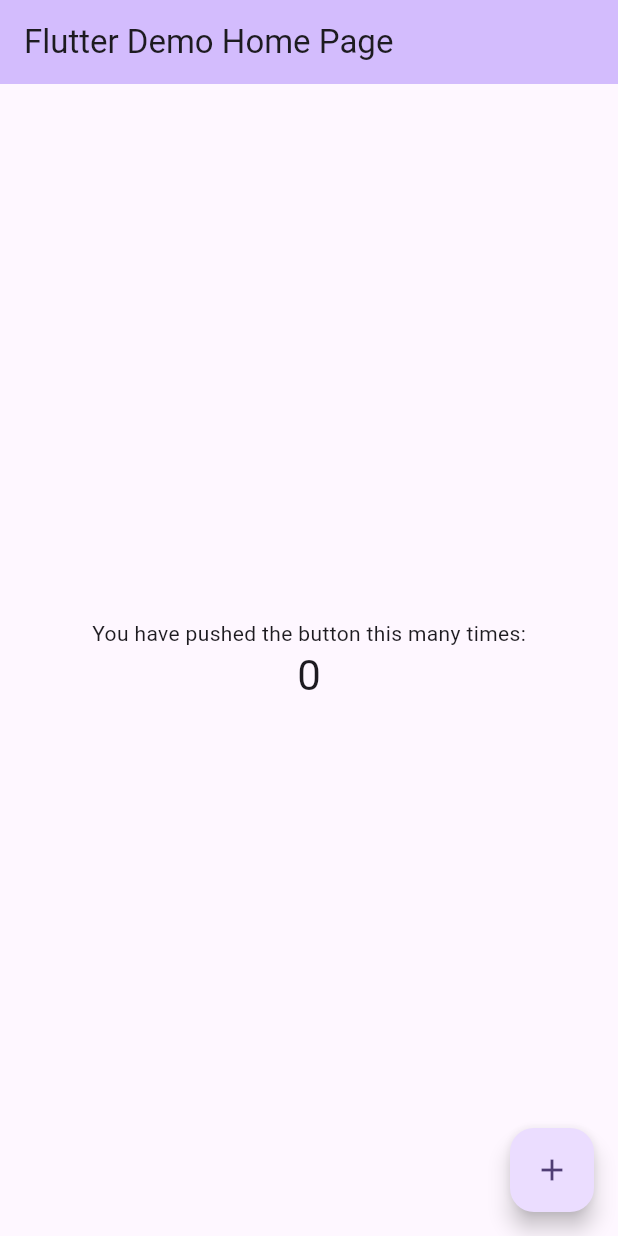
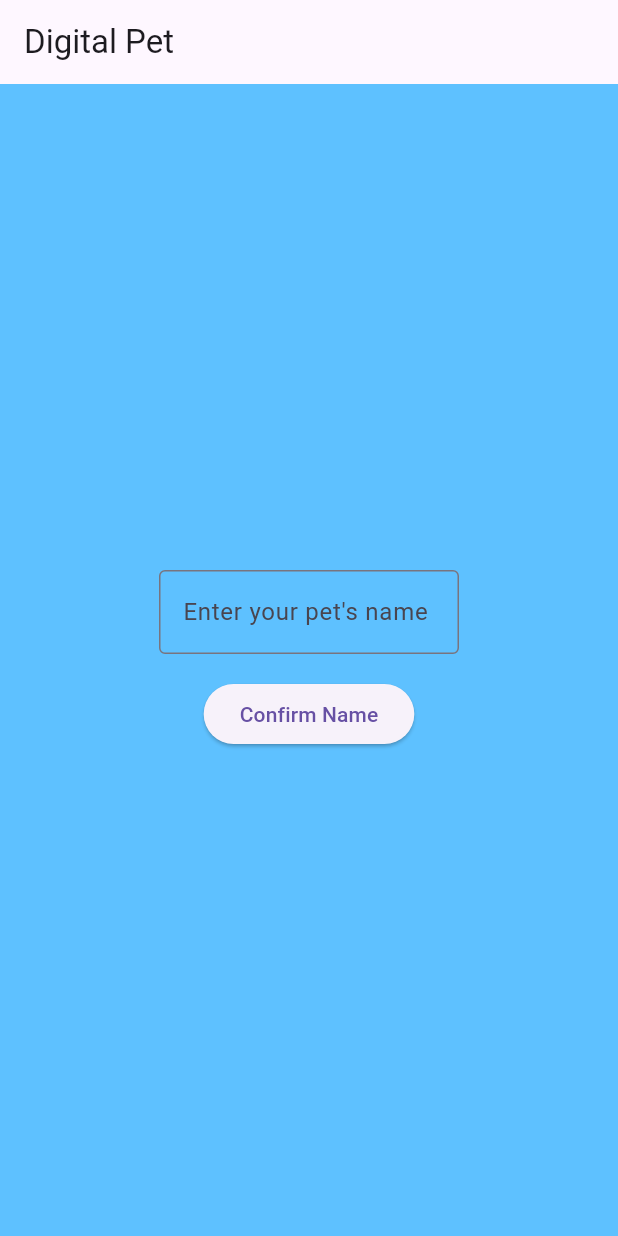
Before and after one commit to pjasmat/act5, a Flutter app: the screen it shows after launch, on a phone screen of 412 x 824 dp. Run offline on Flutter 3.47's test engine with Material 3 defaults, Android fonts, the phone set to English and light mode, and no system bars.

Commit message:
complate main

```diff
--- a/lib/main.dart
+++ b/lib/main.dart
@@ -1,122 +1,324 @@
 import 'package:flutter/material.dart';
+import 'dart:async';
 
 void main() {
-  runApp(const MyApp());
+  runApp(MaterialApp(
+    home: DigitalPetApp(),
+  ));
 }
 
-class MyApp extends StatelessWidget {
-  const MyApp({super.key});
-
-  // This widget is the root of your application.
+class DigitalPetApp extends StatefulWidget {
   @override
-  Widget build(BuildContext context) {
-    return MaterialApp(
-      title: 'Flutter Demo',
-      theme: ThemeData(
-        // This is the theme of your application.
-        //
-        // TRY THIS: Try running your application with "flutter run". You'll see
-        // the application has a purple toolbar. Then, without quitting the app,
-        // try changing the seedColor in the colorScheme below to Colors.green
-        // and then invoke "hot reload" (save your changes or press the "hot
-        // reload" button in a Flutter-supported IDE, or press "r" if you used
-        // the command line to start the app).
-        //
-        // Notice that the counter didn't reset back to zero; the application
-        // state is not lost during the reload. To reset the state, use hot
-        // restart instead.
-        //
-        // This works for code too, not just values: Most code changes can be
-        // tested with just a hot reload.
-        colorScheme: ColorScheme.fromSeed(seedColor: Colors.deepPurple),
-      ),
-      home: const MyHomePage(title: 'Flutter Demo Home Page'),
-    );
-  }
+  _DigitalPetAppState createState() => _DigitalPetAppState();
 }
 
-class MyHomePage extends StatefulWidget {
-  const MyHomePage({super.key, required this.title});
+class _DigitalPetAppState extends State<DigitalPetApp> {
+  final TextEditingController _nameController = TextEditingController();
 
-  // This widget is the home page of your application. It is stateful, meaning
-  // that it has a State object (defined below) that contains fields that affect
-  // how it looks.
+  String petName = "";
+  int happinessLevel = 50;
+  int hungerLevel = 50;
+  String petMood = "Neutral 😐";
 
-  // This class is the configuration for the state. It holds the values (in this
-  // case the title) provided by the parent (in this case the App widget) and
-  // used by the build method of the State. Fields in a Widget subclass are
-  // always marked "final".
 
-  final String title;
+  Timer? _timer;
+  Timer? _winTimer;
+  int _happinessStreakSeconds = 0;
+  static const int _winThresholdSeconds = 180;
+  static const int _happinessWinThreshold = 80;
 
+  bool _isWinner = false;
+  bool _isGameOver = false;
+  int _energyLevel = 50;
   @override
-  State<MyHomePage> createState() => _MyHomePageState();
-}
-
-class _MyHomePageState extends State<MyHomePage> {
-  int _counter = 0;
-
-  void _incrementCounter() {
-    setState(() {
-      // This call to setState tells the Flutter framework that something has
-      // changed in this State, which causes it to rerun the build method below
-      // so that the display can reflect the updated values. If we changed
-      // _counter without calling setState(), then the build method would not be
-      // called again, and so nothing would appear to happen.
-      _counter++;
+  void initState() {
+    super.initState();
+    _timer = Timer.periodic(const Duration(seconds: 30), (timer) {
+      _updateHunger();
+    });
+    _winTimer = Timer.periodic(const Duration(seconds: 1), (timer) {
+      if (_isWinner || _isGameOver) return;
+      if (happinessLevel > _happinessWinThreshold) {
+        _happinessStreakSeconds += 1;
+        if (_happinessStreakSeconds >= _winThresholdSeconds) {
+          _onWin();
+        }
+      } else {
+        _happinessStreakSeconds = 0;
+      }
+      _checkLossCondition();
     });
   }
 
   @override
+  void dispose() {
+    _timer?.cancel();
+    _winTimer?.cancel();
+    _nameController.dispose();
+    super.dispose();
+  }
+
+
+
+  void _playWithPet() {
+    setState(() {
+      if (_isWinner || _isGameOver) return;
+      happinessLevel += 10;
+      if (happinessLevel > 100) happinessLevel = 100;
+      _energyLevel -= 10;
+      if (_energyLevel < 0) _energyLevel = 0;
+      _updateHunger();
+    });
+    _checkWinLoss();
+  }
+
+  void _feedPet() {
+    setState(() {
+      if (_isWinner || _isGameOver) return;
+      hungerLevel -= 10;
+      if (hungerLevel < 0) hungerLevel = 0;
+      _energyLevel += 5;
+      if (_energyLevel > 100) _energyLevel = 100;
+      _updateHappiness();
+    });
+    _checkWinLoss();
+  }
+
+  void _updateHappiness() {
+    if (_isWinner || _isGameOver) return;
+    if (hungerLevel < 30) {
+      happinessLevel -= 20;
+    } else {
+      happinessLevel += 10;
+    }
+    if (happinessLevel > 100) happinessLevel = 100;
+    if (happinessLevel < 0) happinessLevel = 0;
+  }
+
+  void _updateHunger() {
+    setState(() {
+      if (_isWinner || _isGameOver) return;
+      hungerLevel += 5;
+      if (hungerLevel > 100) {
+        hungerLevel = 100;
+        happinessLevel -= 20;
+      }
+      _energyLevel -= 5;
+      if (_energyLevel < 0) _energyLevel = 0;
+      if (happinessLevel < 0) happinessLevel = 0;
+    });
+    _checkWinLoss();
+  }
+
+  void _checkWinLoss() {
+    if (_isWinner || _isGameOver) return;
+    if (_happinessStreakSeconds >= _winThresholdSeconds && happinessLevel > _happinessWinThreshold) {
+      _onWin();
+      return;
+    }
+    _checkLossCondition();
+  }
+
+  void _checkLossCondition() {
+    if (_isWinner || _isGameOver) return;
+    if (hungerLevel >= 100 && happinessLevel <= 10) {
+      _onGameOver();
+    }
+  }
+
+  void _onWin() {
+    _isWinner = true;
+    _timer?.cancel();
+    _winTimer?.cancel();
+    showDialog(
+      context: context,
+      barrierDismissible: false,
+      builder: (context) => AlertDialog(
+        title: const Text('You Win!'),
+        content: const Text('Your pet stayed happy for 3 minutes!'),
+        actions: [
+          TextButton(
+            onPressed: () {
+              Navigator.of(context).pop();
+            },
+            child: const Text('OK'),
+          ),
+        ],
+      ),
+    );
+    setState(() {});
+  }
+
+  void _onGameOver() {
+    _isGameOver = true;
+    _timer?.cancel();
+    _winTimer?.cancel();
+    showDialog(
+      context: context,
+      barrierDismissible: false,
+      builder: (context) => AlertDialog(
+        title: const Text('Game Over'),
+        content: const Text('Hunger reached 100 and happiness dropped to 10.'),
+        actions: [
+          TextButton(
+            onPressed: () {
+              Navigator.of(context).pop();
+            },
+            child: const Text('OK'),
+          ),
+        ],
+      ),
+    );
+    setState(() {});
+  }
+
+  void _resetGame() {
+    _timer?.cancel();
+    _winTimer?.cancel();
+    setState(() {
+      _isWinner = false;
+      _isGameOver = false;
+      _happinessStreakSeconds = 0;
+      petName = petName;
+      happinessLevel = 50;
+      hungerLevel = 50;
+      petMood = "Neutral 😐";
+      _energyLevel = 50;
+    });
+    _timer = Timer.periodic(const Duration(seconds: 30), (timer) {
+      _updateHunger();
+    });
+    _winTimer = Timer.periodic(const Duration(seconds: 1), (timer) {
+      if (_isWinner || _isGameOver) return;
+      if (happinessLevel > _happinessWinThreshold) {
+        _happinessStreakSeconds += 1;
+        if (_happinessStreakSeconds >= _winThresholdSeconds) {
+          _onWin();
+        }
+      } else {
+        _happinessStreakSeconds = 0;
+      }
+      _checkLossCondition();
+    });
+  }
+
+  Color moodColor() {
+    if (petName.isEmpty) {
+      return const Color.fromARGB(255, 94, 193, 255);
+    }
+    if (happinessLevel > 70) {
+      petMood = "Happy 😀";
+      return Colors.green;
+    } else if (happinessLevel > 29) {
+      petMood = "Neutral 😐";
+      return Colors.grey;
+    } else {
+      petMood = "Unhappy 😞";
+      return Colors.red;
+    }
+  }
+
+
+  @override
   Widget build(BuildContext context) {
-    // This method is rerun every time setState is called, for instance as done
-    // by the _incrementCounter method above.
-    //
-    // The Flutter framework has been optimized to make rerunning build methods
-    // fast, so that you can just rebuild anything that needs updating rather
-    // than having to individually change instances of widgets.
     return Scaffold(
       appBar: AppBar(
-        // TRY THIS: Try changing the color here to a specific color (to
-        // Colors.amber, perhaps?) and trigger a hot reload to see the AppBar
-        // change color while the other colors stay the same.
-        backgroundColor: Theme.of(context).colorScheme.inversePrimary,
-        // Here we take the value from the MyHomePage object that was created by
-        // the App.build method, and use it to set our appbar title.
-        title: Text(widget.title),
+        title: Text('Digital Pet'),
       ),
+      backgroundColor: moodColor(),
       body: Center(
-        // Center is a layout widget. It takes a single child and positions it
-        // in the middle of the parent.
         child: Column(
-          // Column is also a layout widget. It takes a list of children and
-          // arranges them vertically. By default, it sizes itself to fit its
-          // children horizontally, and tries to be as tall as its parent.
-          //
-          // Column has various properties to control how it sizes itself and
-          // how it positions its children. Here we use mainAxisAlignment to
-          // center the children vertically; the main axis here is the vertical
-          // axis because Columns are vertical (the cross axis would be
-          // horizontal).
-          //
-          // TRY THIS: Invoke "debug painting" (choose the "Toggle Debug Paint"
-          // action in the IDE, or press "p" in the console), to see the
-          // wireframe for each widget.
           mainAxisAlignment: MainAxisAlignment.center,
-          children: <Widget>[
-            const Text('You have pushed the button this many times:'),
-            Text(
-              '$_counter',
-              style: Theme.of(context).textTheme.headlineMedium,
-            ),
+          children:
+          <Widget>[
+            if (petName.isEmpty) ...[
+              SizedBox(
+                width: 200,
+                child:
+                  TextField(
+                    controller: _nameController,
+                    decoration: const InputDecoration(
+                      border: OutlineInputBorder(),
+                      labelText: "Enter your pet's name",
+                    ),
+                  ),
+              ),
+
+              SizedBox(height: 16),
+              ElevatedButton(
+                onPressed: () {
+                  setState(() {
+                    petName = _nameController.text.trim();
+                  });
+                },
+                child: Text("Confirm Name"),
+              ),
+            ] else ...[
+
+
+              Image(
+                image: AssetImage("../assets/pet.png"),
+                width: 200,
+                height: 200,
+              ),
+              SizedBox(height: 13.0),
+              Text(
+                'Name: $petName',
+                style: TextStyle(fontSize: 20.0),
+              ),
+              SizedBox(height: 16.0),
+              Text(
+                'Happiness Level: $happinessLevel',
+                style: TextStyle(fontSize: 20.0),
+              ),
+              Text(
+                'Mood: $petMood',
+                style: TextStyle(fontSize: 20.0),
+              ),
+              SizedBox(height: 16.0),
+              Text(
+                'Hunger Level: $hungerLevel',
+                style: TextStyle(fontSize: 20.0),
+              ),
+              SizedBox(height: 32.0),
+              ElevatedButton(
+                onPressed: (_isWinner || _isGameOver) ? null : _playWithPet,
+                child: Text('Play with Your Pet'),
+              ),
+              SizedBox(height: 16.0),
+              ElevatedButton(
+                onPressed: (_isWinner || _isGameOver) ? null : _feedPet,
+                child: Text('Feed Your Pet'),
+              ),
+              SizedBox(height: 16.0),
+              if (_isWinner) ...[
+                Text('You Win! 🎉', style: TextStyle(fontSize: 22.0, fontWeight: FontWeight.bold)),
+              ] else if (_isGameOver) ...[
+                Text('Game Over 💀', style: TextStyle(fontSize: 22.0, fontWeight: FontWeight.bold)),
+              ],
+              if (_isWinner || _isGameOver) ...[
+                SizedBox(height: 16.0),
+                ElevatedButton(
+                  onPressed: _resetGame,
+                  child: const Text('Reset Game'),
+                ),
+              ],
+              SizedBox(height: 24.0),
+              Text('Energy Level: $_energyLevel', style: TextStyle(fontSize: 18.0)),
+              SizedBox(height: 8.0),
+              SizedBox(
+                width: 240,
+                child: LinearProgressIndicator(
+                  value: _energyLevel.clamp(0, 100) / 100.0,
+                  minHeight: 12,
+                  backgroundColor: Colors.grey.shade300,
+                  valueColor: AlwaysStoppedAnimation<Color>(Colors.blueAccent),
+                ),
+              ),
+            ]
           ],
         ),
       ),
-      floatingActionButton: FloatingActionButton(
-        onPressed: _incrementCounter,
-        tooltip: 'Increment',
-        child: const Icon(Icons.add),
-      ), // This trailing comma makes auto-formatting nicer for build methods.
     );
   }
 }
```
Also changed, not shown: assets/pet.png (added), 1 other file.
